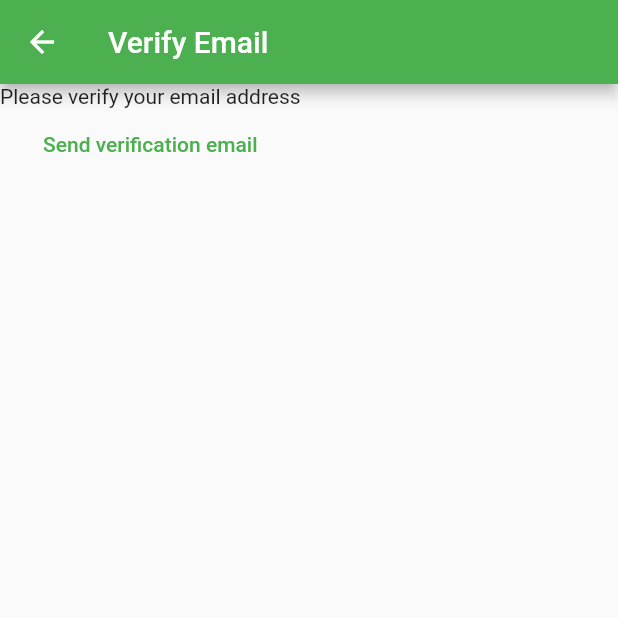
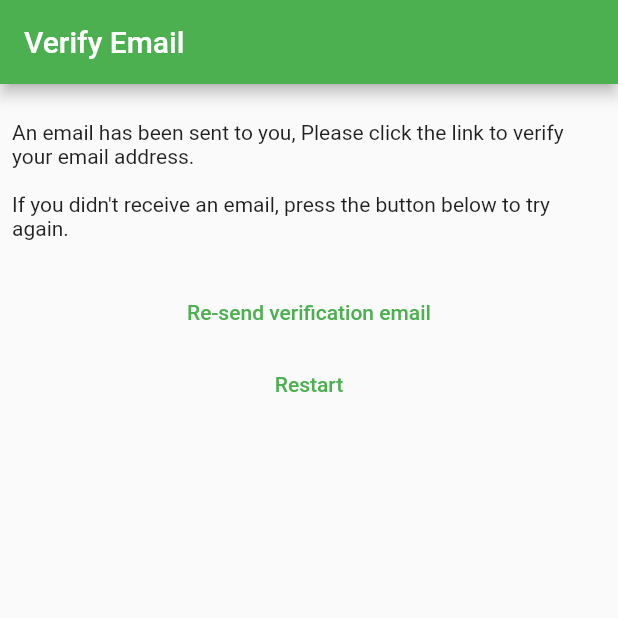
Before and after one commit to jayjaycrown/mynotes-flutter-project, a Flutter app: the VerifyEmailView screen opened directly, on a phone screen of 412 x 824 dp, the top half of it. Run offline on Flutter 3.47's test engine with Material 2 defaults, Android fonts, the phone set to English and light mode, and no system bars; our stand-ins replace firebase_auth, firebase_core; accounts and stored records are empty.

Commit message:
Completed email verification

```diff
--- a/lib/constants/routes.dart
+++ b/lib/constants/routes.dart
@@ -1,3 +1,4 @@
 const loginRoute = '/login/';
 const registerRoute = '/register/';
 const notesRoute = '/notes/';
+const verifyEmailRoute = '/verify-email/';
--- a/lib/views/verify_email_view.dart
+++ b/lib/views/verify_email_view.dart
@@ -1,30 +1,53 @@
+// ignore_for_file: use_build_context_synchronously
+
 import 'package:firebase_auth/firebase_auth.dart';
 import 'package:flutter/material.dart';
+import 'package:mynotes/constants/routes.dart';
 
-class VerifyEmailView extends StatefulWidget {
+class VerifyEmailView extends StatelessWidget {
   const VerifyEmailView({super.key});
 
-  @override
-  State<VerifyEmailView> createState() => _VerifyEmailViewState();
-}
-
-class _VerifyEmailViewState extends State<VerifyEmailView> {
   @override
   Widget build(BuildContext context) {
     return Scaffold(
       appBar: AppBar(
         title: const Text('Verify Email'),
       ),
-      body: Column(
+      body: Padding(
+        padding: const EdgeInsets.only(top: 16),
+        child: Center(
+          child: Column(
             children: [
-          const Text('Please verify your email address'),
-          TextButton(
+              const Padding(
+                padding: EdgeInsets.all(8.0),
+                child: Text(
+                    'An email has been sent to you, Please click the link to verify your email address.'),
+              ),
+              const Padding(
+                padding: EdgeInsets.all(8.0),
+                child: Text(
+                    'If you didn\'t receive an email, press the button below to try again.'),
+              ),
+              Padding(
+                padding: const EdgeInsets.only(top: 16.0),
+                child: TextButton(
                     onPressed: () async {
                       final user = FirebaseAuth.instance.currentUser;
                       await user?.sendEmailVerification();
                     },
-              child: const Text('Send verification email')),
+                    child: const Text('Re-send verification email')),
+              ),
+              TextButton(
+                onPressed: () async {
+                  await FirebaseAuth.instance.signOut();
+                  Navigator.of(context)
+                      .pushNamedAndRemoveUntil(registerRoute, (route) => false);
+                },
+                child: const Text('Restart'),
+              ),
             ],
+          ),
+        ),
       ),
     );
   }
```
Also changed, not shown: lib/main.dart (+19 -25 lines), lib/text_view/page2_view.dart (deleted, +0 -24 lines), lib/utilities/show_error_dialog.dart (added, +24 -0 lines), lib/views/login_view.dart (+38 -4 lines), lib/views/register_view.dart (+40 -8 lines). Lines whose indentation alone changed are shown as unchanged.
